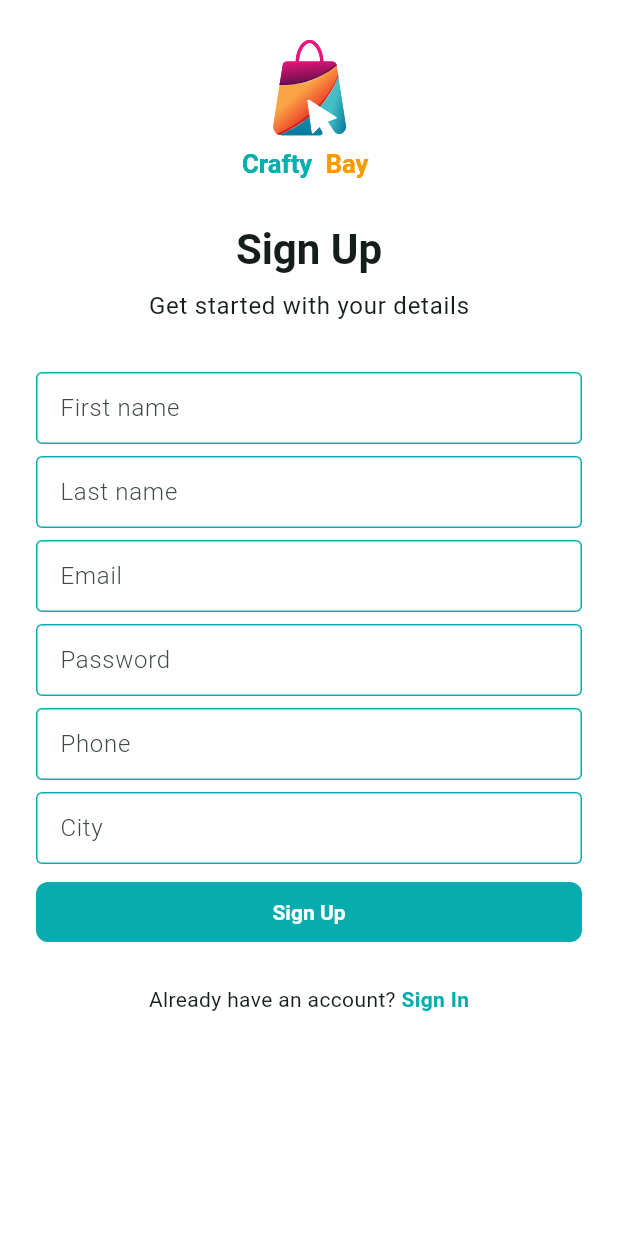
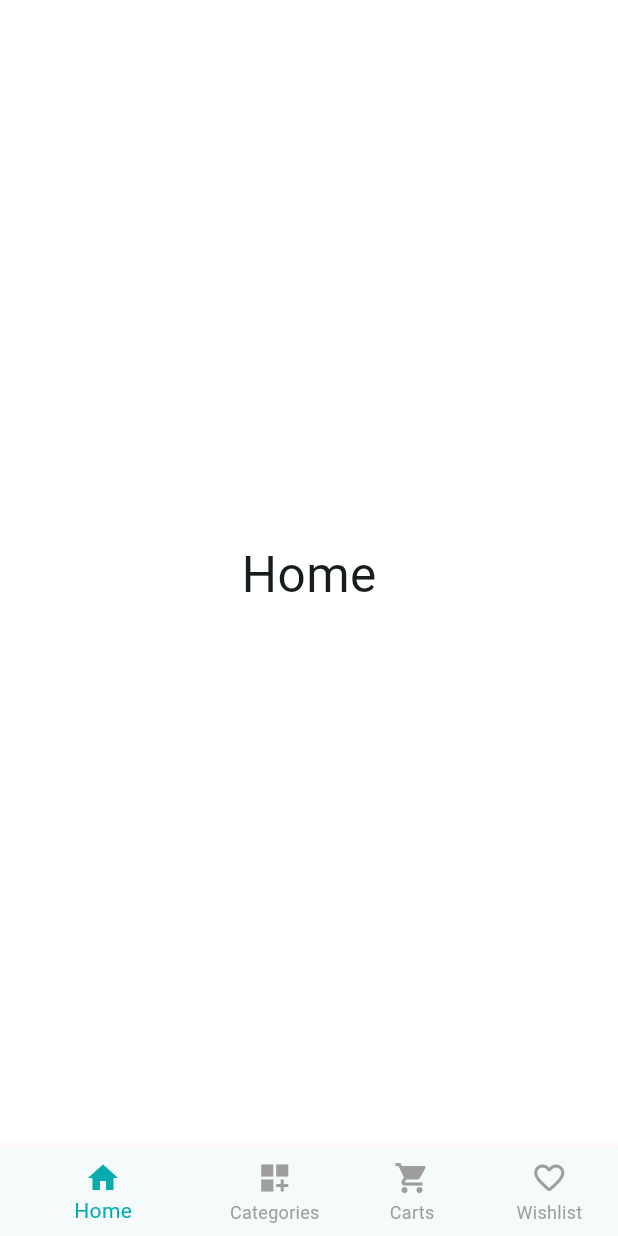
Before and after one commit to SadmanShahriar75/e-commerce, a Flutter app: the screen it shows after launch, on a phone screen of 412 x 824 dp. Run offline on Flutter 3.47's test engine with Material 3 defaults, Android fonts, the phone set to English and light mode, and no system bars; our stand-ins replace firebase_core, firebase_crashlytics, flutter_svg, pin_code_fields; accounts and stored records are empty.

Commit message:
bottom main nav holder screen

```diff
--- a/lib/app/app.dart
+++ b/lib/app/app.dart
@@ -2,6 +2,7 @@ import 'package:crafy_bay/app/app_routes.dart';
 import 'package:crafy_bay/app/app_theme.dart';
 import 'package:crafy_bay/app/providers/language_provider.dart';
 import 'package:crafy_bay/features/auth/presentation/screens/splash_screen.dart';
+import 'package:crafy_bay/features/common/presentation/providers/main_nav_container_provider.dart';
 import 'package:crafy_bay/l10n/app_localizations.dart';
 import 'package:flutter/material.dart';
 import 'package:flutter_localizations/flutter_localizations.dart';
@@ -13,7 +14,13 @@ class CraftyBayApp extends StatelessWidget {
   @override
   Widget build(BuildContext context) {
     return MultiProvider(
-      providers: [ChangeNotifierProvider(create: (_) => LanguageProvider())],
+      providers: [
+        ChangeNotifierProvider(create: (_) => LanguageProvider()),
+
+        ChangeNotifierProvider(create: (_) => MainNavContainerProvider()),
+      ],
+
+      //
       child: Consumer<LanguageProvider>(
         builder: (context, languageProvider, child) {
           return MaterialApp(
--- a/lib/app/app_routes.dart
+++ b/lib/app/app_routes.dart
@@ -2,6 +2,7 @@ import 'package:crafy_bay/features/auth/presentation/screens/sign_in_screen.dart
 import 'package:crafy_bay/features/auth/presentation/screens/sign_up_screen.dart';
 import 'package:crafy_bay/features/auth/presentation/screens/splash_screen.dart';
 import 'package:crafy_bay/features/auth/presentation/screens/verify_otp_screen.dart';
+import 'package:crafy_bay/features/common/presentation/screens/main_nav_holder_screen.dart';
 import 'package:flutter/material.dart';
 
 class AppRoutes {
@@ -15,6 +16,8 @@ class AppRoutes {
       widget = SignInScreen();
     } else if (settings.name == VerifyOtpScreen.name) {
       widget = VerifyOtpScreen();
+    } else if (settings.name == MainNavHolderScreen.name) {
+      widget = MainNavHolderScreen();
     }
     return MaterialPageRoute(builder: (ctx) => widget);
   }
--- a/lib/features/auth/presentation/screens/splash_screen.dart
+++ b/lib/features/auth/presentation/screens/splash_screen.dart
@@ -1,5 +1,6 @@
 import 'package:crafy_bay/features/auth/presentation/screens/sign_up_screen.dart';
 import 'package:crafy_bay/features/auth/presentation/widgets/app_logo.dart';
+import 'package:crafy_bay/features/common/presentation/screens/main_nav_holder_screen.dart';
 import 'package:flutter/material.dart';
 
 class SplashScreen extends StatefulWidget {
@@ -23,7 +24,7 @@ class _SplashScreenState extends State<SplashScreen> {
     await Future.delayed(Duration(seconds: 2));
     Navigator.pushNamedAndRemoveUntil(
       context,
-      SignUpScreen.name,
+      MainNavHolderScreen.name,
       (predicate) => false,
     );
   }
--- a/lib/features/auth/presentation/screens/verify_otp_screen.dart
+++ b/lib/features/auth/presentation/screens/verify_otp_screen.dart
@@ -35,6 +35,7 @@ class _VerifyOtpScreenState extends State<VerifyOtpScreen> {
                     fontWeight: FontWeight.bold,
                   ),
                 ),
+
                 Text(
                   'A 4 digits Otp has been sent to your email address',
                   textAlign: TextAlign.center,
--- /dev/null
+++ b/lib/features/common/presentation/providers/main_nav_container_provider.dart
@@ -0,0 +1,13 @@
+import 'package:flutter/material.dart';
+
+class MainNavContainerProvider extends ChangeNotifier {
+  int _seletedIndex = 0;
+  int get selectedIndex => _seletedIndex;
+
+  void changeItem(int index) {
+    if (_seletedIndex == index) return;
+
+    _seletedIndex = index;
+    notifyListeners();
+  }
+}
--- /dev/null
+++ b/lib/features/common/presentation/screens/main_nav_holder_screen.dart
@@ -0,0 +1,55 @@
+import 'package:crafy_bay/app/app_colors.dart';
+import 'package:crafy_bay/features/common/presentation/providers/main_nav_container_provider.dart';
+import 'package:crafy_bay/features/home/presentation/screens/home_screen.dart';
+import 'package:flutter/material.dart';
+import 'package:provider/provider.dart';
+
+class MainNavHolderScreen extends StatefulWidget {
+  const MainNavHolderScreen({super.key});
+
+  static const String name = '/main-bottom-nav-holder';
+
+  @override
+  State<MainNavHolderScreen> createState() => _MainNavHolderScreenState();
+}
+
+class _MainNavHolderScreenState extends State<MainNavHolderScreen> {
+  final List<Widget> _screen = [
+    HomeScreen(),
+    HomeScreen(),
+    HomeScreen(),
+    HomeScreen(),
+  ];
+  @override
+  Widget build(BuildContext context) {
+    return Consumer<MainNavContainerProvider>(
+      builder: (context, mainNavContainerProvider, _) {
+        return Scaffold(
+          body: _screen[mainNavContainerProvider.selectedIndex],
+          bottomNavigationBar: BottomNavigationBar(
+            unselectedItemColor: Colors.grey,
+            selectedItemColor: AppColors.themeColor,
+            currentIndex: mainNavContainerProvider.selectedIndex,
+            onTap: mainNavContainerProvider.changeItem,
+            showUnselectedLabels: true,
+            items: [
+              BottomNavigationBarItem(icon: Icon(Icons.home), label: 'Home'),
+              BottomNavigationBarItem(
+                icon: Icon(Icons.dashboard_customize),
+                label: 'Categories',
+              ),
+              BottomNavigationBarItem(
+                icon: Icon(Icons.shopping_cart),
+                label: 'Carts',
+              ),
+              BottomNavigationBarItem(
+                icon: Icon(Icons.favorite_outline_rounded),
+                label: 'Wishlist',
+              ),
+            ],
+          ),
+        );
+      },
+    );
+  }
+}
--- /dev/null
+++ b/lib/features/home/presentation/screens/home_screen.dart
@@ -0,0 +1,15 @@
+import 'package:flutter/material.dart';
+
+class HomeScreen extends StatelessWidget {
+  const HomeScreen({super.key});
+
+  @override
+  Widget build(BuildContext context) {
+    return Scaffold(
+      body: Column(
+        mainAxisAlignment: MainAxisAlignment.center,
+        children: [Center(child: Text("Home", style: TextStyle(fontSize: 33)))],
+      ),
+    );
+  }
+}
```
